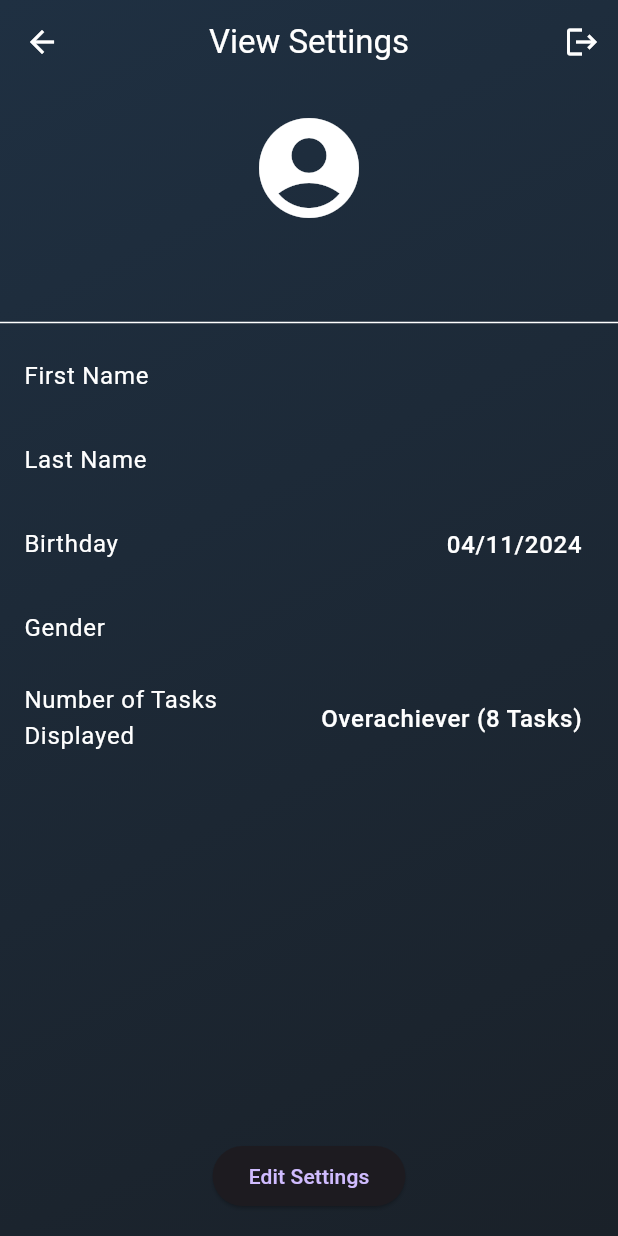
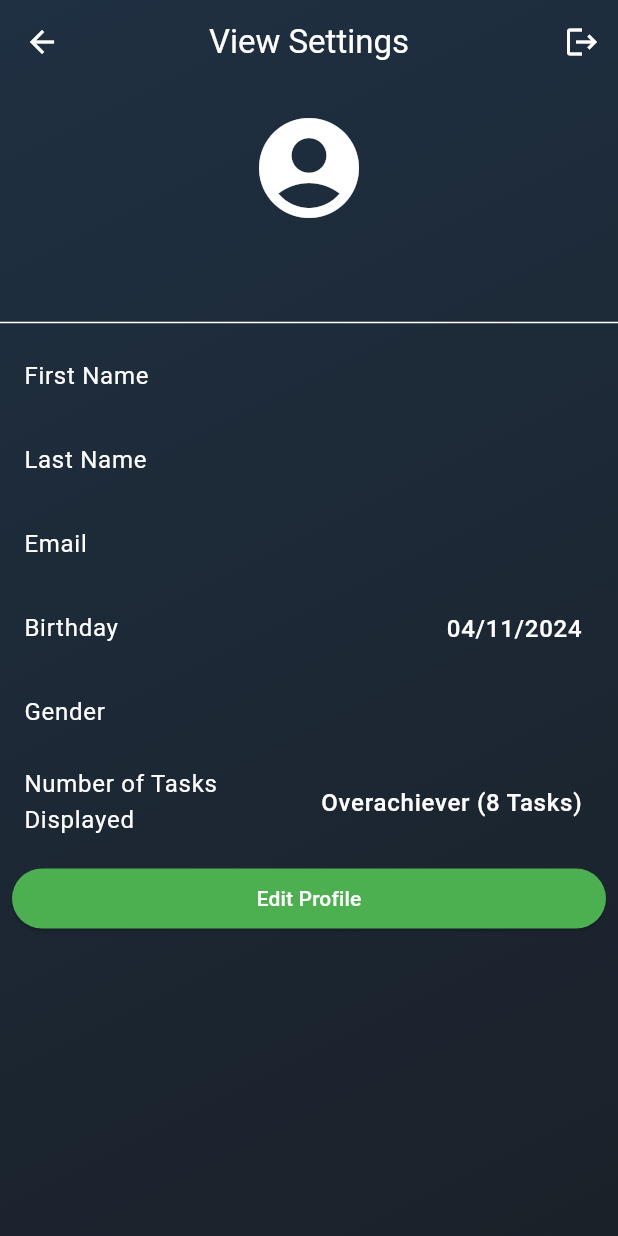
Before and after one commit to CSC-4350-SP2024/Team10, a Flutter app: the SettingsScreen screen opened directly, on a phone screen of 412 x 824 dp. Run offline on Flutter 3.47's test engine with Material 3 defaults, Android fonts, the phone set to English and light mode, and no system bars; our stand-ins replace cloud_firestore, firebase_auth, firebase_core; missing offline and left inert: confirm_dialog; accounts and stored records are empty.

Commit message:
changed settings button for visibility
+ added email to profile screen

```diff
--- a/tinytaskapp/lib/settings/editSettings.dart
+++ b/tinytaskapp/lib/settings/editSettings.dart
@@ -272,11 +272,11 @@ class _EditSettingsScreenState extends State<EditSettingsScreen> {
                         onPressed: () {
                           _updateProfile();
                         },
-                        child: Text('Save Settings',
+                        child: Text('Save Changes',
                             style: TextStyle(color: fontColor)),
                         style: ButtonStyle(
                           backgroundColor:
-                              MaterialStateProperty.all<Color>(backgroundColor),
+                              MaterialStateProperty.all<Color>(Colors.green),
                         ),
                       ),
                     ],
--- a/tinytaskapp/lib/settings/settings.dart
+++ b/tinytaskapp/lib/settings/settings.dart
@@ -24,6 +24,7 @@ class _SettingsScreenState extends State<SettingsScreen> {
   String username = '';
   String firstName = '';
   String lastName = '';
+  String email = '';
   DateTime? birthday;
   String? gender = '';
   String selectedOption = 'Normal (5 Tasks)';
@@ -51,6 +52,7 @@ class _SettingsScreenState extends State<SettingsScreen> {
         selectedOption = getSelectedOption(maxTasks!);
         firstName = data['firstName'] ?? " ";
         lastName = data['lastName'] ?? " ";
+        email = data['email'] ?? " ";
         username =
             data['username'] ?? (data['firstName'][0] + data['lastName'][0]);
         gender = data['gender'] ?? " ";
@@ -162,6 +164,15 @@ class _SettingsScreenState extends State<SettingsScreen> {
                           fontSize: 16)), // Applying fontColor to the text
                 ),
                 ListTile(
+                  title: Text('Email',
+                      style: TextStyle(
+                          color: fontColor)), // Applying fontColor to the text
+                  trailing: Text(email,
+                      style: TextStyle(
+                          color: fontColor,
+                          fontSize: 16)), // Applying fontColor to the text
+                ),
+                ListTile(
                   title: Text('Birthday',
                       style: TextStyle(
                           color: fontColor)), // Applying fontColor to the text
@@ -184,22 +195,20 @@ class _SettingsScreenState extends State<SettingsScreen> {
                   trailing: Text('$selectedOption',
                       style: TextStyle(color: fontColor, fontSize: 16)),
                 ),
-
-                Expanded(
-                  child: Align(
-                    alignment: Alignment.bottomCenter,
-                    child: Padding(
-                      padding: const EdgeInsets.all(16.0),
+                Padding(
+                  padding: const EdgeInsets.all(8.0),
                   child: ElevatedButton(
                     onPressed: () {
-                          // Navigate to edit settings page
                       Navigator.push(
                           context,
                           MaterialPageRoute(
                               builder: (context) => EditSettingsScreen()));
                     },
-                        child: Text('Edit Settings'),
-                      ),
+                    child: Text('Edit Profile',
+                        style: TextStyle(color: fontColor)),
+                    style: ButtonStyle(
+                      backgroundColor:
+                          MaterialStateProperty.all<Color>(Colors.green),
                     ),
                   ),
                 ),
```
Lines whose indentation alone changed are shown as unchanged.
